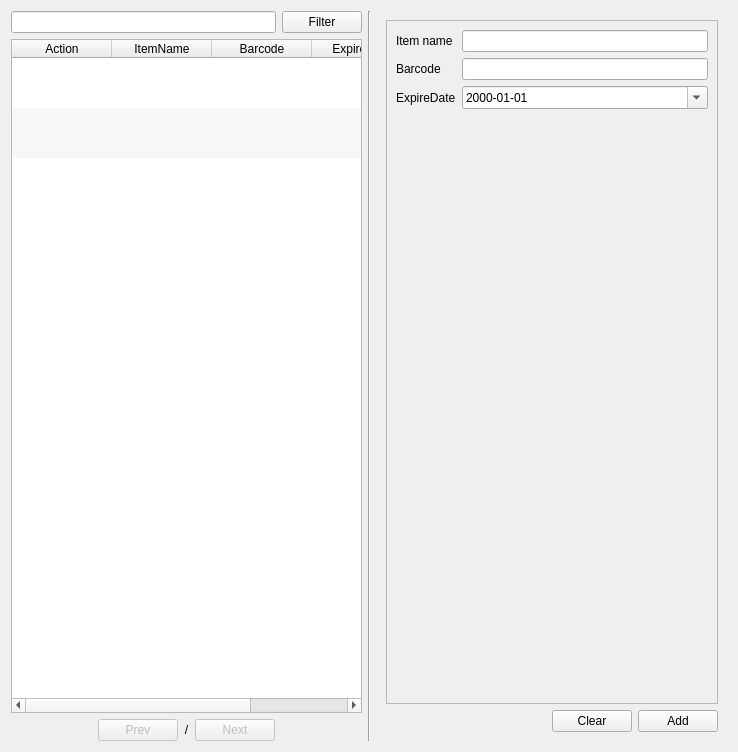
rondalefloyd/mts-pos, file app/views/templates/generated/ManageItem.ui: the form before one commit.
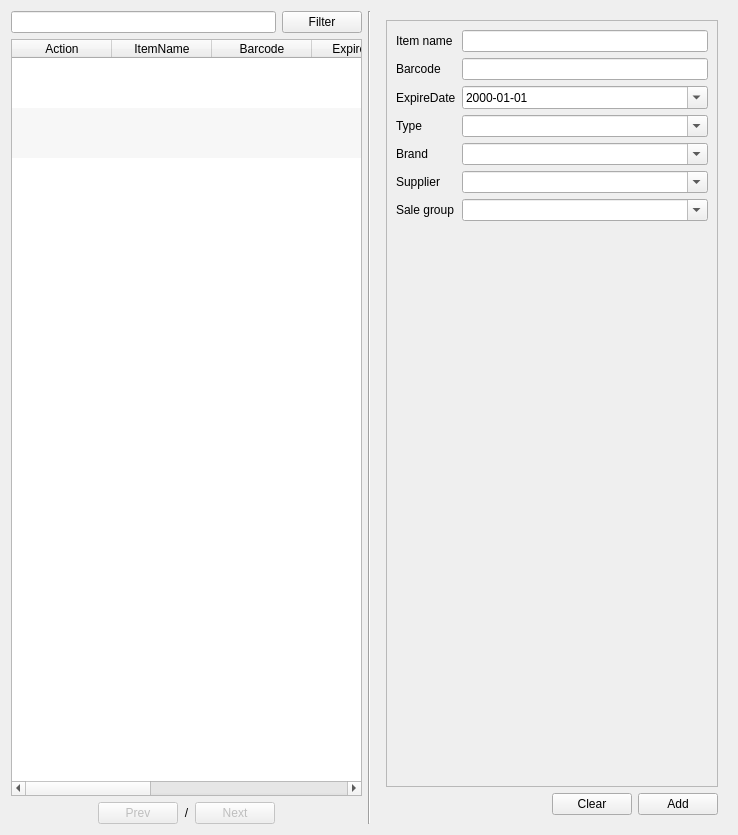
The form after the commit.

What changed in the file:
```diff
--- a/app/views/templates/generated/ManageItem.ui
+++ b/app/views/templates/generated/ManageItem.ui
@@ -7,7 +7,7 @@
     <x>0</x>
     <y>0</y>
     <width>738</width>
-    <height>752</height>
+    <height>835</height>
    </rect>
   </property>
   <property name="windowTitle">
@@ -106,6 +106,26 @@
          <string>ExpireDate</string>
         </property>
        </column>
+       <column>
+        <property name="text">
+         <string>ItemTypeName</string>
+        </property>
+       </column>
+       <column>
+        <property name="text">
+         <string>BrandName</string>
+        </property>
+       </column>
+       <column>
+        <property name="text">
+         <string>SupplierName</string>
+        </property>
+       </column>
+       <column>
+        <property name="text">
+         <string>SalesGroupName</string>
+        </property>
+       </column>
        <column>
         <property name="text">
          <string>UpdateTs</string>
@@ -202,7 +222,7 @@
            <x>0</x>
            <y>0</y>
            <width>282</width>
-           <height>683</height>
+           <height>766</height>
           </rect>
          </property>
          <layout class="QFormLayout" name="formLayout">
@@ -247,6 +267,77 @@
             </property>
            </widget>
           </item>
+          <item row="3" column="0">
+           <widget class="QLabel" name="label_4">
+            <property name="text">
+             <string>Type</string>
+            </property>
+           </widget>
+          </item>
+          <item row="3" column="1">
+           <widget class="QComboBox" name="comboBoxItemTypeName">
+            <property name="editable">
+             <bool>true</bool>
+            </property>
+            <property name="insertPolicy">
+             <enum>QComboBox::NoInsert</enum>
+            </property>
+           </widget>
+          </item>
+          <item row="4" column="0">
+           <widget class="QLabel" name="label_5">
+            <property name="text">
+             <string>Brand</string>
+            </property>
+           </widget>
+          </item>
+          <item row="4" column="1">
+           <widget class="QComboBox" name="comboBoxBrandName">
+            <property name="editable">
+             <bool>true</bool>
+            </property>
+            <property name="insertPolicy">
+             <enum>QComboBox::NoInsert</enum>
+            </property>
+           </widget>
+          </item>
+          <item row="5" column="0">
+           <widget class="QLabel" name="label_9">
+            <property name="text">
+             <string>Supplier</string>
+            </property>
+           </widget>
+          </item>
+          <item row="5" column="1">
+           <widget class="QComboBox" name="comboBoxSupplierName">
+            <property name="editable">
+             <bool>true</bool>
+            </property>
+            <property name="insertPolicy">
+             <enum>QComboBox::NoInsert</enum>
+            </property>
+           </widget>
+          </item>
+          <item row="6" column="0">
+           <widget class="QLabel" name="label_12">
+            <property name="text">
+             <string>Sale group</string>
+            </property>
+           </widget>
+          </item>
+          <item row="6" column="1">
+           <widget class="QComboBox" name="comboBoxSalesGroupName">
+            <property name="enabled">
+             <bool>true</bool>
+            </property>
+            <property name="editable">
+             <bool>true</bool>
+            </property>
+            <property name="insertPolicy">
+             <enum>QComboBox::NoInsert</enum>
+            </property>
+           </widget>
+          </item>
          </layout>
         </widget>
        </widget>
```
